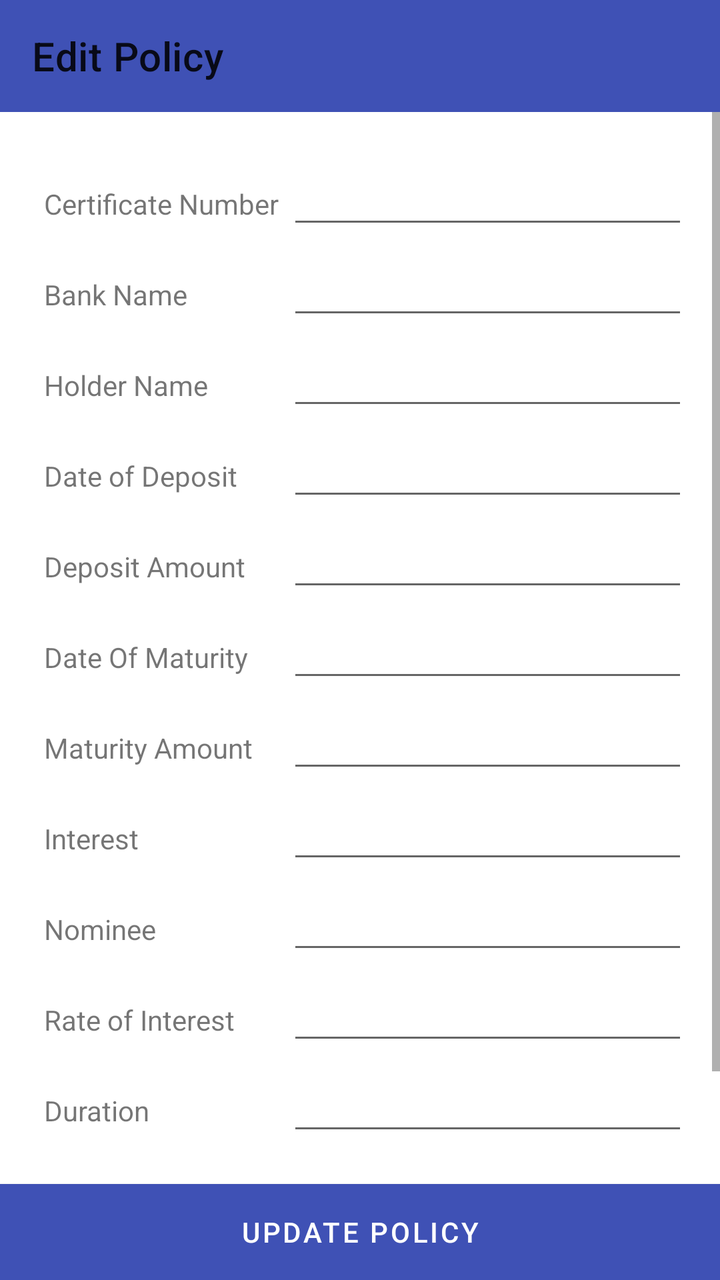
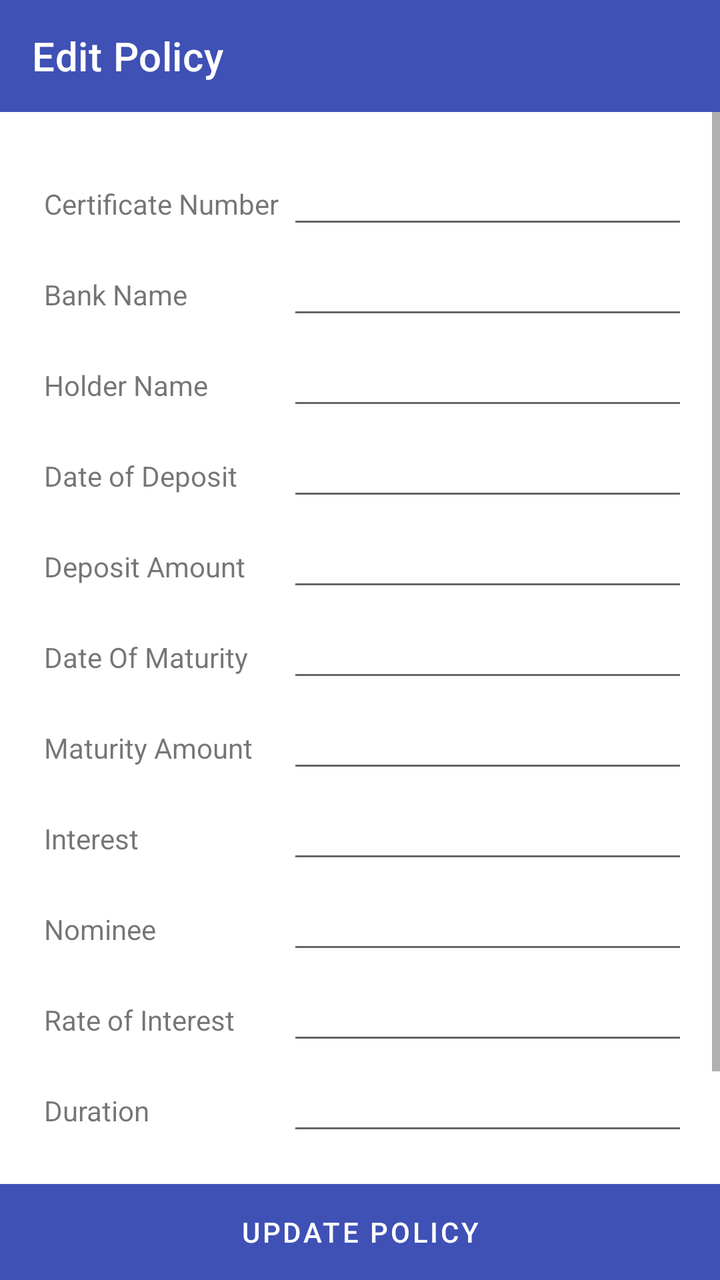

Compare the two renders of this Android layout. The source of the first and the diff that turns it into the second are given below.
<!-- AndroidManifest.xml: application theme AppTheme -->
<!-- res/layout/activity_edit_policy.xml -->
<?xml version="1.0" encoding="utf-8"?>

<LinearLayout xmlns:android="http://schemas.android.com/apk/res/android"
    xmlns:app="http://schemas.android.com/apk/res-auto"
    xmlns:tools="http://schemas.android.com/tools"
    android:id="@+id/main"
    android:layout_width="match_parent"
    android:layout_height="match_parent"
    android:orientation="vertical"
    tools:context=".EditPolicy">

    <androidx.appcompat.widget.Toolbar
        android:id="@+id/toolbar"
        android:layout_width="match_parent"
        android:layout_height="?attr/actionBarSize"
        android:background="?attr/colorPrimary"
        app:title="Edit Policy"
        app:popupTheme="@style/AppTheme.PopupOverlay" />

    <ScrollView
        android:layout_width="match_parent"
        android:layout_height="0dp"
        android:layout_weight="1">

        <TableLayout
            android:layout_width="wrap_content"
            android:layout_height="wrap_content"
            android:layout_gravity="center_horizontal"
            android:layout_margin="20dp">

            <TableRow
                android:layout_width="match_parent"
                android:layout_height="match_parent"
                android:visibility="visible">


                <TextView

                    android:layout_width="wrap_content"
                    android:layout_height="wrap_content"
                    android:layout_margin="2dp"
                    android:text="Certificate Number"
                    android:visibility="visible" />

                <EditText
                    android:id="@+id/certificateNumber"
                    android:layout_width="wrap_content"
                    android:layout_height="wrap_content"
                    android:layout_margin="2dp"
                    android:ems="10"
                    android:inputType="textPersonName"
                    android:visibility="visible" />

            </TableRow>

            <TableRow
                android:layout_width="match_parent"
                android:layout_height="match_parent"
                android:visibility="visible">


                <TextView

                    android:layout_width="wrap_content"
                    android:layout_height="wrap_content"
                    android:layout_margin="2dp"
                    android:text="Bank Name"
                    android:visibility="visible" />

                <EditText
                    android:id="@+id/bankName"
                    android:layout_width="wrap_content"
                    android:layout_height="wrap_content"
                    android:layout_margin="2dp"
                    android:ems="10"
                    android:inputType="textPersonName"
                    android:visibility="visible" />

            </TableRow>

            <TableRow
                android:layout_width="match_parent"
                android:layout_height="match_parent"
                android:visibility="visible">


                <TextView
                    android:id="@+id/asdasd"
                    android:layout_width="wrap_content"
                    android:layout_height="wrap_content"
                    android:layout_margin="2dp"
                    android:text="Holder Name" />

                <EditText
                    android:id="@+id/holder"
                    android:layout_width="wrap_content"
                    android:layout_height="wrap_content"
                    android:layout_margin="2dp"
                    android:ems="10"
                    android:inputType="textPersonName" />

            </TableRow>

            <TableRow
                android:layout_width="match_parent"
                android:layout_height="match_parent"
                android:visibility="visible">


                <TextView
                    android:id="@+id/gfsgfg"
                    android:layout_width="wrap_content"
                    android:layout_height="wrap_content"
                    android:layout_margin="2dp"
                    android:text="Date of Deposit" />

                <EditText
                    android:id="@+id/dateOfDeposit"
                    android:layout_width="wrap_content"
                    android:layout_height="wrap_content"
                    android:layout_margin="2dp"
                    android:ems="10"
                    android:focusable="false"
                    android:inputType="textPersonName" />

            </TableRow>

            <TableRow
                android:layout_width="match_parent"
                android:layout_height="match_parent"
                android:visibility="visible">


                <TextView

                    android:layout_width="wrap_content"
                    android:layout_height="wrap_content"
                    android:layout_margin="2dp"
                    android:text="Deposit Amount" />

                <EditText
                    android:id="@+id/depositAmount"
                    android:layout_width="wrap_content"
                    android:layout_height="wrap_content"
                    android:layout_margin="2dp"
                    android:ems="10"
                    android:inputType="number" />

            </TableRow>

            <TableRow
                android:layout_width="match_parent"
                android:layout_height="match_parent">


                <TextView

                    android:layout_width="wrap_content"
                    android:layout_height="wrap_content"
                    android:layout_margin="2dp"
                    android:text="Date Of Maturity" />

                <EditText
                    android:id="@+id/dateOfMaturity"
                    android:layout_width="wrap_content"
                    android:layout_height="wrap_content"
                    android:layout_margin="2dp"
                    android:ems="10"
                    android:focusable="false"
                    android:inputType="textPersonName" />

            </TableRow>

            <TableRow
                android:layout_width="match_parent"
                android:layout_height="match_parent">


                <TextView

                    android:layout_width="wrap_content"
                    android:layout_height="wrap_content"
                    android:layout_margin="2dp"
                    android:text="Maturity Amount" />

                <EditText
                    android:id="@+id/maturityAmount"
                    android:layout_width="wrap_content"
                    android:layout_height="wrap_content"
                    android:layout_margin="2dp"
                    android:ems="10"
                    android:inputType="number" />

            </TableRow>

            <TableRow
                android:layout_width="match_parent"
                android:layout_height="match_parent">


                <TextView

                    android:layout_width="wrap_content"
                    android:layout_height="wrap_content"
                    android:layout_margin="2dp"
                    android:text="Interest" />

                <EditText
                    android:id="@+id/interest"
                    android:layout_width="wrap_content"
                    android:layout_height="wrap_content"
                    android:layout_margin="2dp"
                    android:ems="10"
                    android:inputType="number" />

            </TableRow>

            <TableRow
                android:layout_width="match_parent"
                android:layout_height="match_parent">


                <TextView

                    android:layout_width="wrap_content"
                    android:layout_height="wrap_content"
                    android:layout_margin="2dp"
                    android:text="Nominee" />

                <EditText
                    android:id="@+id/nominee"
                    android:layout_width="wrap_content"
                    android:layout_height="wrap_content"
                    android:layout_margin="2dp"
                    android:ems="10"
                    android:inputType="textPersonName" />

            </TableRow>

            <TableRow
                android:layout_width="match_parent"
                android:layout_height="match_parent">


                <TextView

                    android:layout_width="wrap_content"
                    android:layout_height="wrap_content"
                    android:layout_margin="2dp"
                    android:text="Rate of Interest" />

                <EditText
                    android:id="@+id/rateOfInterest"
                    android:layout_width="wrap_content"
                    android:layout_height="wrap_content"
                    android:layout_margin="2dp"
                    android:ems="10"
                    android:inputType="numberDecimal" />

            </TableRow>

            <TableRow
                android:layout_width="match_parent"
                android:layout_height="match_parent">


                <TextView

                    android:layout_width="wrap_content"
                    android:layout_height="wrap_content"
                    android:layout_margin="2dp"
                    android:text="Duration" />

                <EditText
                    android:id="@+id/durationInt"
                    android:layout_width="wrap_content"
                    android:layout_height="wrap_content"
                    android:layout_margin="2dp"
                    android:ems="10"
                    android:inputType="numberDecimal" />

            </TableRow>

            <TableRow
                android:layout_width="match_parent"
                android:layout_height="match_parent"
                android:layout_marginBottom="35dp">


                <TextView

                    android:layout_width="wrap_content"
                    android:layout_height="wrap_content"
                    android:layout_margin="2dp"
                    android:text="Remarks" />

                <EditText
                    android:id="@+id/remarks"
                    android:layout_width="wrap_content"
                    android:layout_height="wrap_content"
                    android:layout_margin="2dp"
                    android:ems="10"
                    android:inputType="textPersonName" />

            </TableRow>

        </TableLayout>

    </ScrollView>

    <Button
        android:id="@+id/save"
        android:layout_width="match_parent"
        android:layout_height="wrap_content"
        android:textColor="#FFF"
        android:background="@color/colorPrimary"
        android:text="Update Policy" />

    <ProgressBar
        android:id="@+id/progressBar"
        style="?android:attr/progressBarStyleLarge"
        android:layout_width="wrap_content"
        android:layout_height="wrap_content"
        android:layout_gravity="center"
        android:visibility="gone" />

</LinearLayout>
<!-- resources referenced by this layout -->
<resources>
  <color name="colorPrimary">#3F51B5</color>
  <style name="AppTheme.PopupOverlay" parent="ThemeOverlay.AppCompat.Light" />
  <style name="AppTheme" parent="Theme.MaterialComponents.Light.DarkActionBar">
          <item name="colorPrimary">@color/colorPrimary</item>
          <item name="colorPrimaryVariant">@color/colorPrimaryDark</item>
          <item name="colorOnPrimary">@color/white</item>
          <item name="colorSecondary">@color/colorAccent</item>
          <item name="colorSecondaryVariant">@color/colorPrimaryDark</item>
          <item name="colorOnSecondary">@color/white</item>
          <item name="android:statusBarColor">?attr/colorPrimaryVariant</item>
      </style>
  <color name="colorPrimaryDark">#303F9F</color>
  <color name="white">#FFFFFFFF</color>
  <color name="colorAccent">#3F51B5</color>
</resources>

<!-- the commit's change to res/layout/activity_edit_policy.xml (unified diff, before → after) -->
@@ -15,6 +15,7 @@
         android:layout_height="?attr/actionBarSize"
         android:background="?attr/colorPrimary"
         app:title="Edit Policy"
+        app:titleTextColor="@color/white"
         app:popupTheme="@style/AppTheme.PopupOverlay" />
 
     <ScrollView
